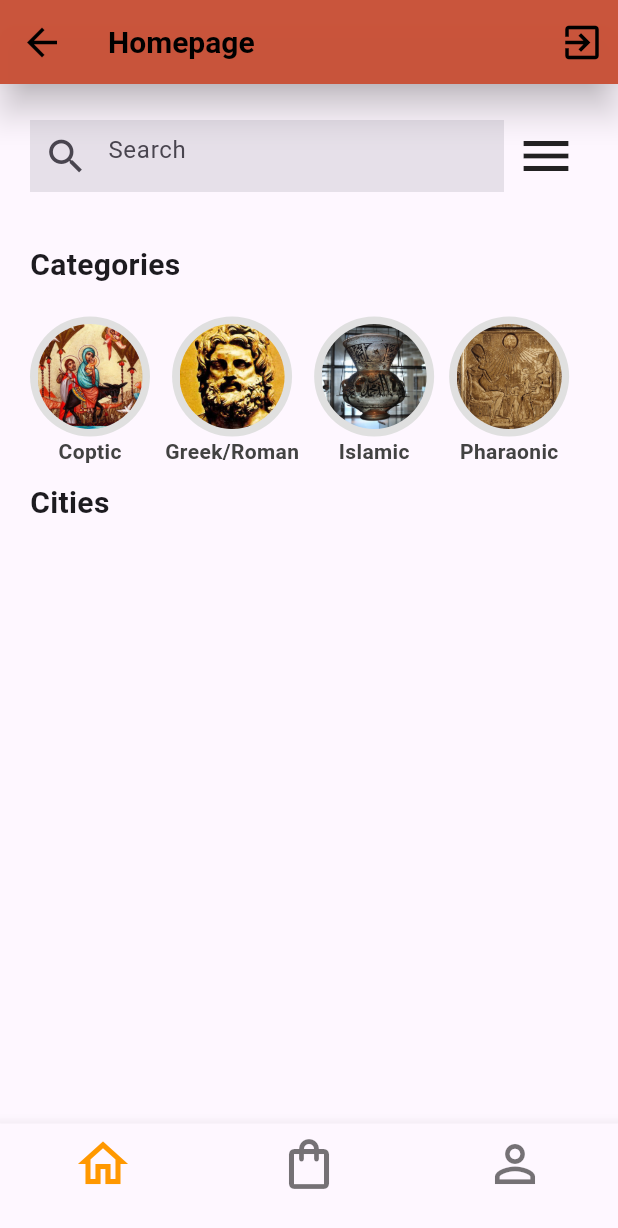
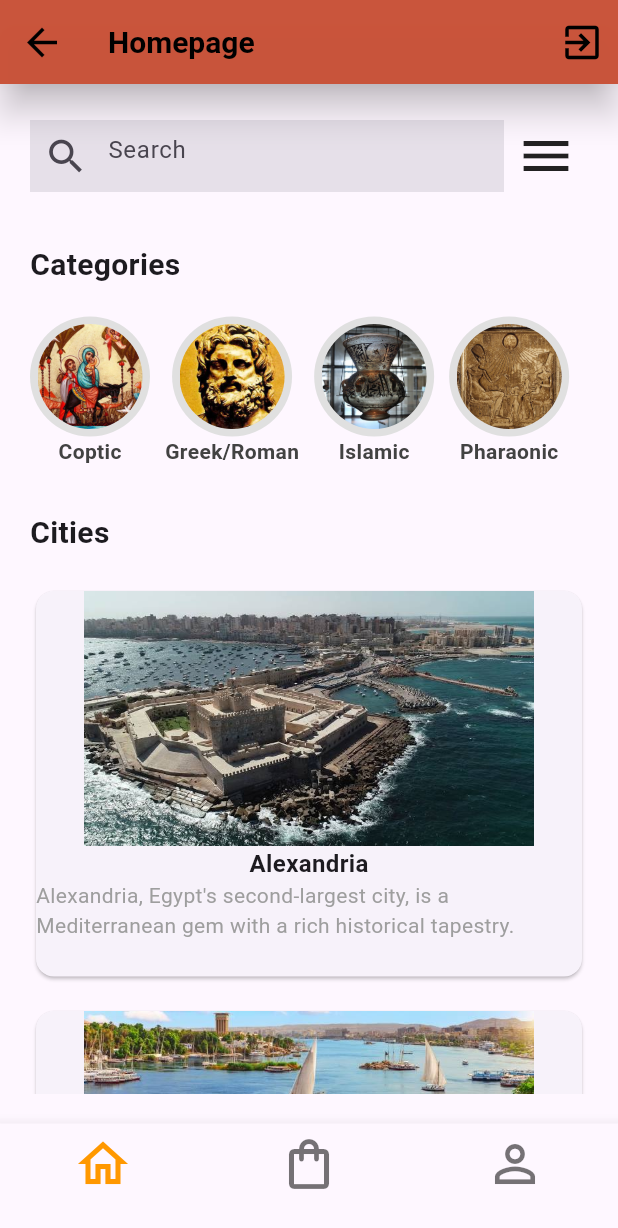
Before and after one commit to Petmadsh/egytick, a Flutter app: the HomePage screen opened by its route, on a phone screen of 412 x 824 dp. Shown: the top 1228 px of the screen. Run offline on Flutter 3.47's test engine with Material 3 defaults, Android fonts, the phone set to English and light mode, and no system bars; our stand-ins replace awesome_dialog, cloud_firestore, firebase_auth, firebase_core, google_sign_in; accounts and stored records are empty.

Commit message:
Update homepage.dart

```diff
--- a/lib/homepage.dart
+++ b/lib/homepage.dart
@@ -11,11 +11,13 @@ class HomePage extends StatefulWidget {
 }
 
 class _HomePageState extends State<HomePage> {
-  List<QueryDocumentSnapshot> cities = [];
+  List<QueryDocumentSnapshot> citiesList = [];
   List<QueryDocumentSnapshot> categoriesList = [];
 
   CollectionReference categories =
   FirebaseFirestore.instance.collection('categories');
+  CollectionReference cities =
+  FirebaseFirestore.instance.collection('cities');
 
   Future<void> addCategories() async {
     // Check if categories already exist to avoid duplicates
@@ -23,12 +25,12 @@ class _HomePageState extends State<HomePage> {
     if (querySnapshot.docs.isEmpty) {
       // Add categories if they do not exist
       await Future.wait([
-        categories.add(
-            {'image': 'images/categories/pharaonic.jpg', 'title': "Pharaonic"}),
-        categories
-            .add({'image': 'images/categories/coptic.jpg', 'title': "Coptic"}),
-        categories.add(
-            {'image': 'images/categories/islamic.png', 'title': "Islamic"}),
+        categories.add({
+          'image': 'images/categories/pharaonic.jpg',
+          'title': "Pharaonic"
+        }),
+        categories.add({'image': 'images/categories/coptic.jpg', 'title': "Coptic"}),
+        categories.add({'image': 'images/categories/islamic.png', 'title': "Islamic"}),
         categories.add({
           'image': 'images/categories/romans_greeks.jpg',
           'title': "Greek/Roman"
@@ -40,40 +42,77 @@ class _HomePageState extends State<HomePage> {
     }
   }
 
-  bool isLoading = true;
+  Future<void> addCities() async {
+    // Check if cities already exist to avoid duplicates
+    QuerySnapshot querySnapshot = await cities.get();
+    if (querySnapshot.docs.isEmpty) {
+      // Add cities if they do not exist
+      await Future.wait([
+        cities.add({
+          'image': 'images/cities/aswan.jpeg',
+          'name': "Aswan",
+          'description':
+          "Aswan, located in southern Egypt on the Nile River, is known for its tranquil beauty and historical significance."
+        }),
+        cities.add({
+          'image': 'images/cities/cairo.jpeg',
+          'name': "Cairo",
+          'description':
+          "Cairo, the sprawling capital of Egypt, is a city steeped in history and culture."
+        }),
+        cities.add({
+          'image': 'images/cities/giza.jpeg',
+          'name': "Giza",
+          'description':
+          "Giza, a city on the western outskirts of Cairo, is renowned worldwide for its ancient monuments."
+        }),
+        cities.add({
+          'image': 'images/cities/luxor.jpeg',
+          'name': "Luxor",
+          'description':
+          "Luxor, often referred to as the world's greatest open-air museum,located in southern Egypt renowned for its extraordinary ancient monuments."
+        }),
+        cities.add({
+          'image': 'images/cities/alexandria.jpeg',
+          'name': "Alexandria",
+          'description':
+          "Alexandria, Egypt's second-largest city, is a Mediterranean gem with a rich historical tapestry."
+        }),
+        // Add more cities here as needed
+      ]);
+      print("Cities Added");
+    } else {
+      print("Cities already exist");
+    }
+  }
+
+  bool isLoadingCities = true;
+  bool isLoadingCategories = true;
 
   getCities() async {
-    QuerySnapshot querySnapshot = await FirebaseFirestore.instance
-        .collection("cities")
-        .orderBy("name")
-        .get();
-    cities = querySnapshot.docs;
-
-    isLoading = false;
-
-    setState(() {});
+    QuerySnapshot querySnapshot =
+    await FirebaseFirestore.instance.collection("cities").orderBy("name").get();
+    setState(() {
+      citiesList = querySnapshot.docs;
+      isLoadingCities = false;
+    });
   }
-
-  bool Loading=true;
 
   getCategories() async {
     QuerySnapshot querySnapshot = await FirebaseFirestore.instance
         .collection("categories")
         .orderBy("title")
         .get();
+    setState(() {
       categoriesList = querySnapshot.docs;
-    Loading = false;
-
-    setState(() {});
+      isLoadingCategories = false;
+    });
   }
-
-
-
-
 
   @override
   void initState() {
     super.initState();
+    addCities();
     addCategories().then((_) {
       getCities();
       getCategories();
@@ -84,34 +123,29 @@ class _HomePageState extends State<HomePage> {
   Widget build(BuildContext context) {
     return Scaffold(
       appBar: AppBar(
-          title: Row(
-            children: [
-              Text("Homepage"),
-            ],
-          ),
+        title: const Text("Homepage"),
         actions: [
           IconButton(
             onPressed: () async {
               GoogleSignIn googleSignIn = GoogleSignIn();
               await googleSignIn.disconnect();
               await FirebaseAuth.instance.signOut();
-                  Navigator.of(context)
-                      .pushNamedAndRemoveUntil("login", (route) => false);
+              Navigator.of(context).pushNamedAndRemoveUntil("login", (route) => false);
             },
-                icon: Icon(Icons.exit_to_app))
+            icon: const Icon(Icons.exit_to_app),
+          )
         ],
       ),
       bottomNavigationBar: BottomNavigationBar(
         iconSize: 40,
         selectedItemColor: Colors.orange,
-            items: [
-              BottomNavigationBarItem(
-                  icon: Icon(Icons.home_outlined), label: ""),
+        items: const [
+          BottomNavigationBarItem(icon: Icon(Icons.home_outlined), label: ""),
           BottomNavigationBarItem(
               icon: Icon(Icons.shopping_bag_outlined), label: ""),
-              BottomNavigationBarItem(
-                  icon: Icon(Icons.person_outline), label: ""),
-            ]),
+          BottomNavigationBarItem(icon: Icon(Icons.person_outline), label: ""),
+        ],
+      ),
       body: Container(
         padding: const EdgeInsets.all(20),
         child: ListView(
@@ -121,40 +155,32 @@ class _HomePageState extends State<HomePage> {
                 Expanded(
                   child: TextFormField(
                     decoration: InputDecoration(
-                        prefixIcon: const Icon(
-                          Icons.search,
-                          size: 30,
-                        ),
+                      prefixIcon: const Icon(Icons.search, size: 30),
                       hintText: "Search",
                       border: InputBorder.none,
                       fillColor: Colors.grey[150],
-                        filled: true),
-                  )),
-                  const Padding(
-                    padding: EdgeInsets.all(8.0),
-                    child: Icon(
+                      filled: true,
+                    ),
+                  ),
+                ),
+                Padding(
+                  padding: const EdgeInsets.all(8.0),
+                  child: const Icon(
                     Icons.menu,
                     size: 40,
                   ),
                 )
               ],
             ),
-              Container(
-                height: 30,
-              ),
+            const SizedBox(height: 30),
             const Text(
               "Categories",
               style: TextStyle(fontSize: 20, fontWeight: FontWeight.bold),
             ),
-              Container(
-                height: 20,
-              ),
-              Loading
-                  ? Center(
-                child: CircularProgressIndicator(),
-              )
-                  :
-              Container(
+            const SizedBox(height: 20),
+            isLoadingCategories
+                ? Center(child: CircularProgressIndicator())
+                : Container(
               height: 100,
               child: ListView.builder(
                 itemCount: categoriesList.length,
@@ -164,7 +190,7 @@ class _HomePageState extends State<HomePage> {
                   categoriesList[index].data() as Map<String, dynamic>;
                   return InkWell(
                     onTap: () {
-                        // Navigator.of(context).push(MaterialPageRoute(builder: (context) => ItemsDetails(data:bestselling[index],)));
+                      // Navigate to category details if needed
                     },
                     child: Container(
                       margin: const EdgeInsets.only(right: 10),
@@ -173,7 +199,8 @@ class _HomePageState extends State<HomePage> {
                           Container(
                             decoration: BoxDecoration(
                               color: Colors.grey[300],
-                                  borderRadius: BorderRadius.circular(100)),
+                              borderRadius: BorderRadius.circular(100),
+                            ),
                             padding: const EdgeInsets.all(5),
                             child: ClipOval(
                               child: Image.asset(
@@ -186,9 +213,10 @@ class _HomePageState extends State<HomePage> {
                           ),
                           Text(
                             category['title'],
-                              style: TextStyle(
+                            style:  TextStyle(
                               fontWeight: FontWeight.bold,
-                                  color: Colors.grey[800]),
+                              color: Colors.grey[800],
+                            ),
                           ),
                         ],
                       ),
@@ -197,36 +225,34 @@ class _HomePageState extends State<HomePage> {
                 },
               ),
             ),
-              Container(
-                padding: const EdgeInsets.symmetric(vertical: 10),
-                child: const Text(
+            const SizedBox(height: 30),
+            const Text(
               "Cities",
               style: TextStyle(fontSize: 20, fontWeight: FontWeight.bold),
             ),
-              ),
-              isLoading
-                  ? Center(
-                      child: CircularProgressIndicator(),
-                    )
+            const SizedBox(height: 20),
+            isLoadingCities
+                ? Center(child: CircularProgressIndicator())
                 : GridView.builder(
-                      itemCount: cities.length,
+              itemCount: citiesList.length,
               physics: const NeverScrollableScrollPhysics(),
               shrinkWrap: true,
               gridDelegate:
               const SliverGridDelegateWithFixedCrossAxisCount(
-                              crossAxisCount: 1, mainAxisExtent: 280),
+                crossAxisCount: 1,
+                mainAxisExtent: 280,
+              ),
               itemBuilder: (BuildContext context, int index) {
-                        var city = cities[index].data() as Map<String, dynamic>;
+                var city = citiesList[index].data() as Map<String, dynamic>;
                 return InkWell(
                   onTap: () {
-                              // Navigator.of(context).push(MaterialPageRoute(builder: (context) => ItemsDetails(data:bestselling[index],)));
+                    // Navigate to city details if needed
                   },
                   child: Padding(
                     padding: const EdgeInsets.only(bottom: 15),
                     child: Card(
                       child: Column(
-                                    crossAxisAlignment:
-                                        CrossAxisAlignment.center,
+                        crossAxisAlignment: CrossAxisAlignment.center,
                         children: [
                           Container(
                             width: 300,
@@ -240,20 +266,23 @@ class _HomePageState extends State<HomePage> {
                             city['name'],
                             style: const TextStyle(
                               fontWeight: FontWeight.bold,
-                                            fontSize: 16),
+                              fontSize: 16,
+                            ),
                           ),
                           Text(
                             city['description'],
-                                        style:
-                                            const TextStyle(color: Colors.grey),
+                            style: const TextStyle(color: Colors.grey),
                           ),
-                                    ]),
+                        ],
                       ),
-                            ));
+                    ),
+                  ),
+                );
               },
             ),
           ],
         ),
-        ));
+      ),
+    );
   }
 }
```
Lines whose indentation alone changed are shown as unchanged.
